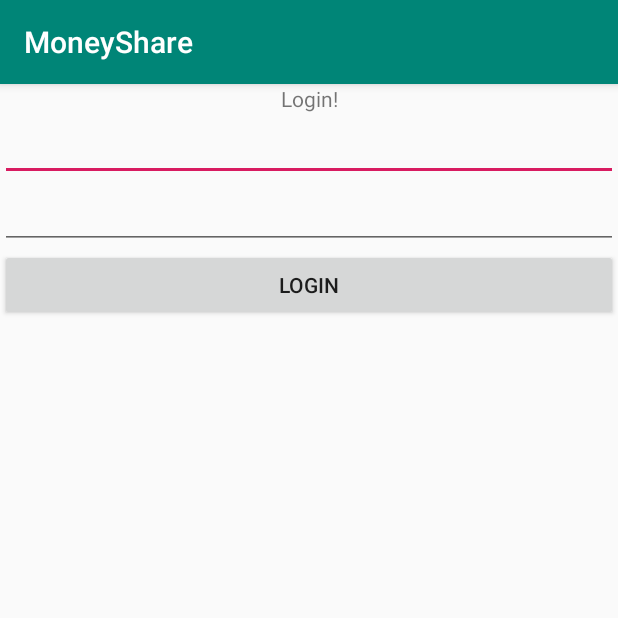
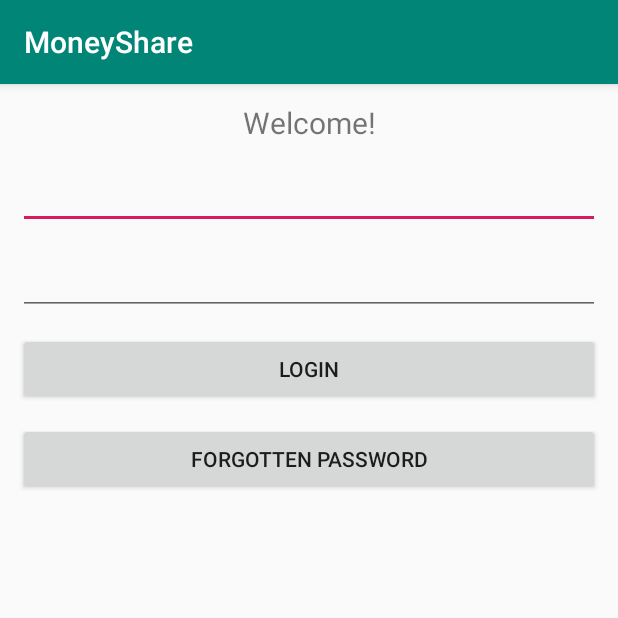
Before and after one commit to eiseld/mshare, an Android app: the screen it shows after launch (MainActivity), on a phone screen of 412 x 824 dp, the top half of it. Run offline under Robolectric (Android 15) with nearby library versions, the phone set to English and light mode, and no system bars.

Commit message:
Android login screen ui added.

```diff
--- a/Frontend/Android/app/src/main/AndroidManifest.xml
+++ b/Frontend/Android/app/src/main/AndroidManifest.xml
@@ -9,7 +9,7 @@
             android:roundIcon="@mipmap/ic_launcher_round"
             android:supportsRtl="true"
             android:theme="@style/AppTheme">
-        <activity android:name=".MainActivity">
+        <activity android:name=".view.MainActivity">
             <intent-filter>
                 <action android:name="android.intent.action.MAIN"/>
 
--- a/Frontend/Android/app/src/main/java/elte/moneyshare/MainActivity.kt
+++ b/Frontend/Android/app/src/main/java/elte/moneyshare/view/MainActivity.kt
@@ -1,7 +1,8 @@
-package elte.moneyshare
+package elte.moneyshare.view
 
 import android.support.v7.app.AppCompatActivity
 import android.os.Bundle
+import elte.moneyshare.R
 
 class MainActivity : AppCompatActivity() {
 
--- a/Frontend/Android/app/src/main/res/layout/activity_main.xml
+++ b/Frontend/Android/app/src/main/res/layout/activity_main.xml
@@ -5,16 +5,18 @@
         xmlns:app="http://schemas.android.com/apk/res-auto"
         android:layout_width="match_parent"
         android:layout_height="match_parent"
-        tools:context=".MainActivity">
+        tools:context=".view.MainActivity">
 
     <TextView
             android:id="@+id/loginTextView"
             android:layout_width="wrap_content"
             android:layout_height="wrap_content"
-            android:text="Login!"
+            android:text="Welcome!"
+            android:textSize="20sp"
             app:layout_constraintLeft_toLeftOf="parent"
             app:layout_constraintRight_toRightOf="parent"
-            app:layout_constraintTop_toTopOf="parent"/>
+            app:layout_constraintTop_toTopOf="parent"
+            android:layout_marginTop="12dp"/>
 
 
     <android.support.v7.widget.AppCompatEditText
@@ -23,7 +25,10 @@
             android:layout_height="wrap_content"
             app:layout_constraintTop_toBottomOf="@+id/loginTextView"
             app:layout_constraintLeft_toLeftOf="parent"
-            app:layout_constraintRight_toRightOf="parent"/>
+            app:layout_constraintRight_toRightOf="parent"
+            android:layout_marginTop="12dp"
+            android:layout_marginLeft="12dp"
+            android:layout_marginRight="12dp"/>
 
     <android.support.v7.widget.AppCompatEditText
             android:id="@+id/passwordEditText"
@@ -31,14 +36,34 @@
             android:layout_height="wrap_content"
             app:layout_constraintTop_toBottomOf="@+id/emailEditText"
             app:layout_constraintLeft_toLeftOf="parent"
-            app:layout_constraintRight_toRightOf="parent"/>
+            app:layout_constraintRight_toRightOf="parent"
+            android:layout_marginTop="12dp"
+            android:layout_marginLeft="12dp"
+            android:layout_marginRight="12dp"/>
 
-    <Button android:layout_width="match_parent"
+    <Button
+            android:id="@+id/loginButton"
+            android:layout_width="match_parent"
             android:layout_height="wrap_content"
             android:text="@string/login"
             app:layout_constraintTop_toBottomOf="@+id/passwordEditText"
             app:layout_constraintLeft_toLeftOf="parent"
-            app:layout_constraintRight_toRightOf="parent"/>
+            app:layout_constraintRight_toRightOf="parent"
+            android:layout_marginTop="12dp"
+            android:layout_marginLeft="12dp"
+            android:layout_marginRight="12dp"/>
+
+    <Button
+            android:id="@+id/forgottenPasswordButton"
+            android:layout_width="match_parent"
+            android:layout_height="wrap_content"
+            android:text="@string/forgotten_password"
+            app:layout_constraintTop_toBottomOf="@+id/loginButton"
+            app:layout_constraintLeft_toLeftOf="parent"
+            app:layout_constraintRight_toRightOf="parent"
+            android:layout_marginTop="12dp"
+            android:layout_marginLeft="12dp"
+            android:layout_marginRight="12dp"/>
 
 
 </android.support.constraint.ConstraintLayout>
--- a/Frontend/Android/app/src/main/res/values/strings.xml
+++ b/Frontend/Android/app/src/main/res/values/strings.xml
@@ -1,4 +1,5 @@
 <resources>
     <string name="app_name">MoneyShare</string>
     <string name="login">Login</string>
+    <string name="forgotten_password">Forgotten password</string>
 </resources>
```
